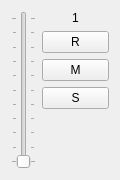
First picture: the form in src/qmidictlMixerStrip.ui, repository rncbc/qmidictl, before the edit.
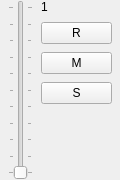
Second picture: the form after the edit.

Commit message: - [androidx] Make-up action-bar colored; layout margins/spacing fixed. (4)

Patch:
```diff
--- a/src/qmidictlMixerStrip.ui
+++ b/src/qmidictlMixerStrip.ui
@@ -43,6 +43,21 @@
    </size>
   </property>
   <layout class="QGridLayout">
+   <property name="topMargin">
+    <number>0</number>
+   </property>
+   <property name="leftMargin">
+    <number>8</number>
+   </property>
+   <property name="rightMargin">
+    <number>8</number>
+   </property>
+   <property name="bottomMargin">
+    <number>0</number>
+   </property>
+   <property name="spacing">
+    <number>8</number>
+   </property>
    <item row="0" column="0" rowspan="5">
     <widget class="QSlider" name="stripSlider">
      <property name="maximum">
@@ -65,7 +80,7 @@
       <string>1</string>
      </property>
      <property name="alignment">
-      <set>Qt::AlignCenter</set>
+      <set>Qt::AlignLeading|Qt::AlignLeft|Qt::AlignVCenter</set>
      </property>
     </widget>
    </item>
```
Left out of the diff: 12 changed lines with no effect on the pictures. The commit also changes 4 other files.
